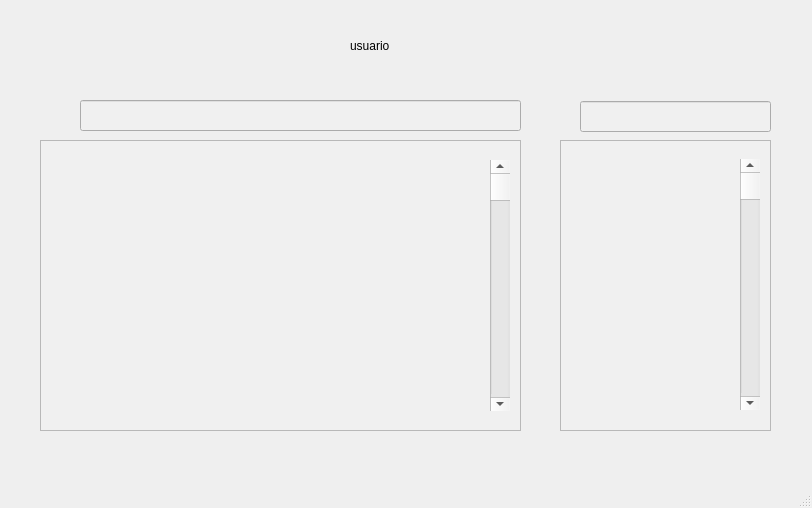
This is gestor_apps/interfaz_1/mainwindow.ui in AgustinDelgadoEstevez04/Repositorio_Dam_Tarde_Aerolaser as Qt 5 draws it before an edit. The edited form follows.
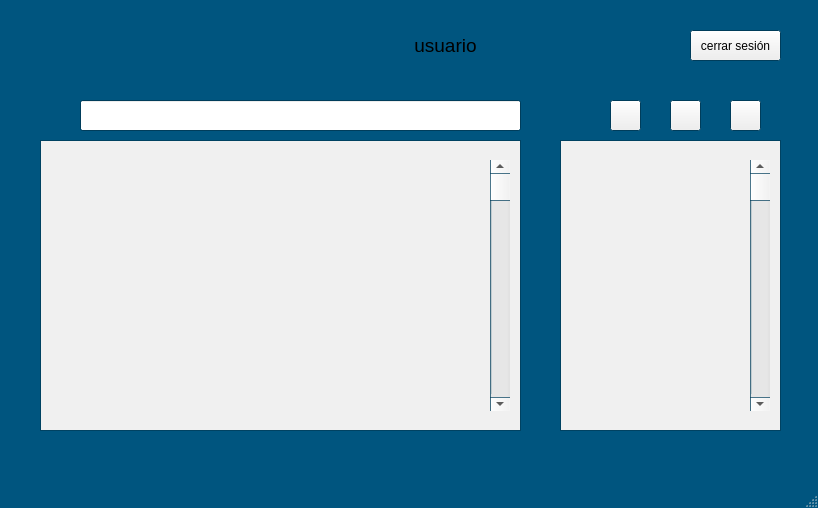
This is the edited form. Icons and pictures are not drawn.

The edit to the form file:
```diff
--- a/gestor_apps/interfaz_1/mainwindow.ui
+++ b/gestor_apps/interfaz_1/mainwindow.ui
@@ -6,7 +6,7 @@
    <rect>
     <x>0</x>
     <y>0</y>
-    <width>812</width>
+    <width>818</width>
     <height>508</height>
    </rect>
   </property>
@@ -40,6 +40,15 @@
        </color>
       </brush>
      </colorrole>
+     <colorrole role="Window">
+      <brush brushstyle="SolidPattern">
+       <color alpha="255">
+        <red>0</red>
+        <green>85</green>
+        <blue>127</blue>
+       </color>
+      </brush>
+     </colorrole>
     </active>
     <inactive>
      <colorrole role="Light">
@@ -69,6 +78,15 @@
        </color>
       </brush>
      </colorrole>
+     <colorrole role="Window">
+      <brush brushstyle="SolidPattern">
+       <color alpha="255">
+        <red>0</red>
+        <green>85</green>
+        <blue>127</blue>
+       </color>
+      </brush>
+     </colorrole>
     </inactive>
     <disabled>
      <colorrole role="WindowText">
@@ -116,6 +134,24 @@
        </color>
       </brush>
      </colorrole>
+     <colorrole role="Base">
+      <brush brushstyle="SolidPattern">
+       <color alpha="255">
+        <red>0</red>
+        <green>85</green>
+        <blue>127</blue>
+       </color>
+      </brush>
+     </colorrole>
+     <colorrole role="Window">
+      <brush brushstyle="SolidPattern">
+       <color alpha="255">
+        <red>0</red>
+        <green>85</green>
+        <blue>127</blue>
+       </color>
+      </brush>
+     </colorrole>
     </disabled>
    </palette>
   </property>
@@ -165,50 +201,15 @@
      <rect>
       <x>560</x>
       <y>140</y>
-      <width>211</width>
+      <width>221</width>
       <height>291</height>
      </rect>
     </property>
    </widget>
-   <widget class="QLabel" name="label">
-    <property name="geometry">
-     <rect>
-      <x>560</x>
-      <y>100</y>
-      <width>21</width>
-      <height>31</height>
-     </rect>
-    </property>
-    <property name="text">
-     <string/>
-    </property>
-    <property name="pixmap">
-     <pixmap resource="resources.qrc">:/imagenestrabajo/imagenes trabajo/herramienta-de-filtro-forma-negra.png</pixmap>
-    </property>
-    <property name="scaledContents">
-     <bool>false</bool>
-    </property>
-    <property name="alignment">
-     <set>Qt::AlignmentFlag::AlignCenter</set>
-    </property>
-    <property name="wordWrap">
-     <bool>false</bool>
-    </property>
-   </widget>
-   <widget class="QLineEdit" name="lineEdit">
-    <property name="geometry">
-     <rect>
-      <x>580</x>
-      <y>101</y>
-      <width>191</width>
-      <height>31</height>
-     </rect>
-    </property>
-   </widget>
    <widget class="QLabel" name="label_2">
     <property name="geometry">
      <rect>
-      <x>290</x>
+      <x>330</x>
       <y>20</y>
       <width>51</width>
       <height>51</height>
@@ -255,12 +256,58 @@
       <height>31</height>
      </rect>
     </property>
+    <property name="palette">
+     <palette>
+      <active>
+       <colorrole role="Window">
+        <brush brushstyle="SolidPattern">
+         <color alpha="255">
+          <red>0</red>
+          <green>85</green>
+          <blue>127</blue>
+         </color>
+        </brush>
+       </colorrole>
+      </active>
+      <inactive>
+       <colorrole role="Window">
+        <brush brushstyle="SolidPattern">
+         <color alpha="255">
+          <red>0</red>
+          <green>85</green>
+          <blue>127</blue>
+         </color>
+        </brush>
+       </colorrole>
+      </inactive>
+      <disabled>
+       <colorrole role="Base">
+        <brush brushstyle="SolidPattern">
+         <color alpha="255">
+          <red>0</red>
+          <green>85</green>
+          <blue>127</blue>
+         </color>
+        </brush>
+       </colorrole>
+       <colorrole role="Window">
+        <brush brushstyle="SolidPattern">
+         <color alpha="255">
+          <red>0</red>
+          <green>85</green>
+          <blue>127</blue>
+         </color>
+        </brush>
+       </colorrole>
+      </disabled>
+     </palette>
+    </property>
    </widget>
    <widget class="QScrollBar" name="verticalScrollBar">
     <property name="geometry">
      <rect>
-      <x>740</x>
-      <y>159</y>
+      <x>750</x>
+      <y>160</y>
       <width>20</width>
       <height>251</height>
      </rect>
@@ -285,15 +332,124 @@
    <widget class="QLabel" name="label_4">
     <property name="geometry">
      <rect>
-      <x>350</x>
+      <x>390</x>
       <y>30</y>
       <width>111</width>
       <height>31</height>
      </rect>
     </property>
+    <property name="font">
+     <font>
+      <pointsize>14</pointsize>
+     </font>
+    </property>
     <property name="text">
      <string>usuario</string>
     </property>
+    <property name="alignment">
+     <set>Qt::AlignmentFlag::AlignCenter</set>
+    </property>
+   </widget>
+   <widget class="QPushButton" name="cerrar_sesion">
+    <property name="geometry">
+     <rect>
+      <x>690</x>
+      <y>30</y>
+      <width>91</width>
+      <height>31</height>
+     </rect>
+    </property>
+    <property name="text">
+     <string>cerrar sesión</string>
+    </property>
+   </widget>
+   <widget class="QPushButton" name="favoritos">
+    <property name="geometry">
+     <rect>
+      <x>610</x>
+      <y>100</y>
+      <width>31</width>
+      <height>31</height>
+     </rect>
+    </property>
+    <property name="text">
+     <string/>
+    </property>
+    <property name="icon">
+     <iconset resource="resources.qrc">
+      <normaloff>:/imagenestrabajo/imagenes trabajo/me-gusta.png</normaloff>:/imagenestrabajo/imagenes trabajo/me-gusta.png</iconset>
+    </property>
+    <property name="iconSize">
+     <size>
+      <width>20</width>
+      <height>20</height>
+     </size>
+    </property>
+   </widget>
+   <widget class="QPushButton" name="descargados">
+    <property name="geometry">
+     <rect>
+      <x>670</x>
+      <y>100</y>
+      <width>31</width>
+      <height>31</height>
+     </rect>
+    </property>
+    <property name="text">
+     <string/>
+    </property>
+    <property name="icon">
+     <iconset resource="resources.qrc">
+      <normaloff>:/imagenestrabajo/imagenes trabajo/descargas.png</normaloff>:/imagenestrabajo/imagenes trabajo/descargas.png</iconset>
+    </property>
+    <property name="iconSize">
+     <size>
+      <width>20</width>
+      <height>20</height>
+     </size>
+    </property>
+   </widget>
+   <widget class="QPushButton" name="no_descargados">
+    <property name="geometry">
+     <rect>
+      <x>730</x>
+      <y>100</y>
+      <width>31</width>
+      <height>31</height>
+     </rect>
+    </property>
+    <property name="text">
+     <string/>
+    </property>
+    <property name="icon">
+     <iconset resource="resources.qrc">
+      <normaloff>:/imagenestrabajo/imagenes trabajo/no.png</normaloff>:/imagenestrabajo/imagenes trabajo/no.png</iconset>
+    </property>
+    <property name="iconSize">
+     <size>
+      <width>20</width>
+      <height>20</height>
+     </size>
+    </property>
+   </widget>
+   <widget class="QLabel" name="label">
+    <property name="geometry">
+     <rect>
+      <x>560</x>
+      <y>100</y>
+      <width>31</width>
+      <height>31</height>
+     </rect>
+    </property>
+    <property name="text">
+     <string/>
+    </property>
+    <property name="pixmap">
+     <pixmap resource="resources.qrc">:/imagenestrabajo/imagenes trabajo/filtrar.png</pixmap>
+    </property>
+    <property name="scaledContents">
+     <bool>true</bool>
+    </property>
    </widget>
   </widget>
   <widget class="QMenuBar" name="menubar">
```
Left out of the diff: 14 changed lines with no effect on the pictures.
